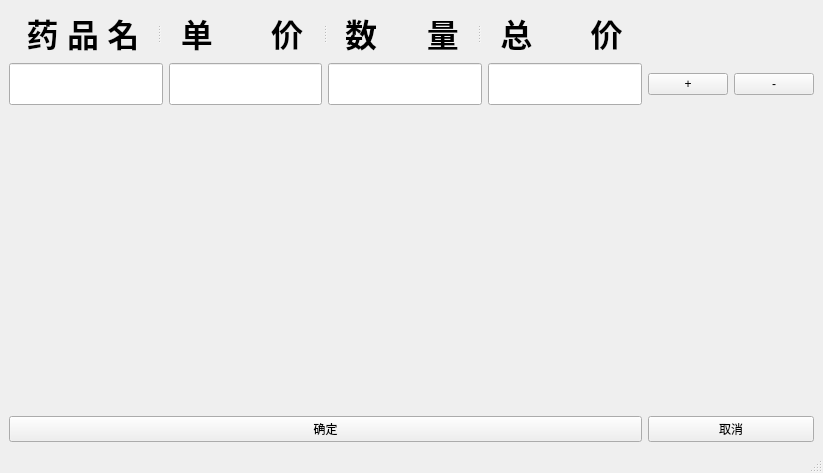
Old version of the form ui_code/buy_plan.ui in the repository chaotianjiao/DrugManageSystem.
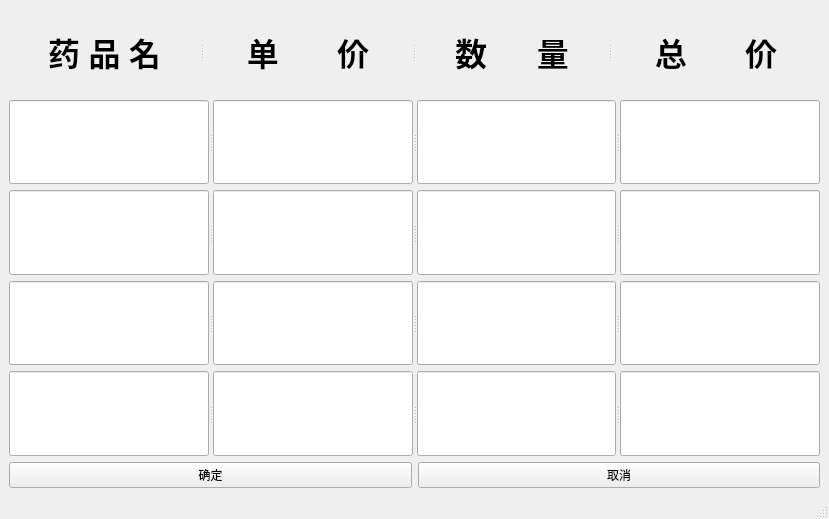
New version of the form.

```diff
--- a/ui_code/buy_plan.ui
+++ b/ui_code/buy_plan.ui
@@ -6,29 +6,16 @@
    <rect>
     <x>0</x>
     <y>0</y>
-    <width>823</width>
-    <height>473</height>
+    <width>829</width>
+    <height>519</height>
    </rect>
   </property>
   <property name="windowTitle">
    <string>MainWindow</string>
   </property>
   <widget class="QWidget" name="centralwidget">
-   <layout class="QGridLayout" name="gridLayout">
-    <item row="1" column="1">
-     <spacer name="horizontalSpacer_2">
-      <property name="orientation">
-       <enum>Qt::Horizontal</enum>
-      </property>
-      <property name="sizeHint" stdset="0">
-       <size>
-        <width>18</width>
-        <height>20</height>
-       </size>
-      </property>
-     </spacer>
-    </item>
-    <item row="0" column="0">
+   <layout class="QVBoxLayout" name="verticalLayout">
+    <item>
      <widget class="QSplitter" name="splitter">
       <property name="orientation">
        <enum>Qt::Horizontal</enum>
@@ -99,70 +86,12 @@
       </widget>
      </widget>
     </item>
-    <item row="3" column="0">
-     <spacer name="verticalSpacer">
-      <property name="orientation">
-       <enum>Qt::Vertical</enum>
-      </property>
-      <property name="sizeHint" stdset="0">
-       <size>
-        <width>20</width>
-        <height>287</height>
-       </size>
-      </property>
-     </spacer>
-    </item>
-    <item row="0" column="1">
-     <spacer name="horizontalSpacer">
+    <item>
+     <widget class="QSplitter" name="splitter_2">
       <property name="orientation">
        <enum>Qt::Horizontal</enum>
       </property>
-      <property name="sizeHint" stdset="0">
-       <size>
-        <width>13</width>
-        <height>20</height>
-       </size>
-      </property>
-     </spacer>
-    </item>
-    <item row="1" column="2" rowspan="2">
-     <layout class="QHBoxLayout" name="horizontalLayout">
-      <item>
-       <widget class="QPushButton" name="add_btn">
-        <property name="text">
-         <string>+</string>
-        </property>
-       </widget>
-      </item>
-      <item>
-       <widget class="QPushButton" name="delete_btn">
-        <property name="text">
-         <string>-</string>
-        </property>
-       </widget>
-      </item>
-     </layout>
-    </item>
-    <item row="1" column="0" rowspan="2">
-     <layout class="QHBoxLayout" name="horizontalLayout_2">
-      <item>
-       <widget class="QLineEdit" name="drug_name_input">
-        <property name="font">
-         <font>
-          <family>楷体</family>
-          <pointsize>18</pointsize>
-         </font>
-        </property>
-        <property name="text">
-         <string/>
-        </property>
-        <property name="alignment">
-         <set>Qt::AlignCenter</set>
-        </property>
-       </widget>
-      </item>
-      <item>
-       <widget class="QLineEdit" name="price_input">
+      <widget class="QLineEdit" name="price_input_1">
         <property name="font">
          <font>
           <family>楷体</family>
@@ -179,9 +108,21 @@
          <set>Qt::AlignCenter</set>
         </property>
        </widget>
-      </item>
-      <item>
-       <widget class="QLineEdit" name="number_input">
+      <widget class="QLineEdit" name="total_input_1">
+       <property name="font">
+        <font>
+         <family>楷体</family>
+         <pointsize>18</pointsize>
+        </font>
+       </property>
+       <property name="text">
+        <string/>
+       </property>
+       <property name="alignment">
+        <set>Qt::AlignCenter</set>
+       </property>
+      </widget>
+      <widget class="QLineEdit" name="number_input_1">
         <property name="font">
          <font>
           <family>楷体</family>
@@ -201,9 +142,7 @@
          <set>Qt::AlignCenter</set>
         </property>
        </widget>
-      </item>
-      <item>
-       <widget class="QLineEdit" name="total_input">
+      <widget class="QLineEdit" name="drug_name_input_1">
         <property name="font">
          <font>
           <family>楷体</family>
@@ -217,42 +156,234 @@
          <set>Qt::AlignCenter</set>
         </property>
        </widget>
-      </item>
-     </layout>
-    </item>
-    <item row="3" column="2">
-     <spacer name="verticalSpacer_2">
-      <property name="orientation">
-       <enum>Qt::Vertical</enum>
-      </property>
-      <property name="sizeHint" stdset="0">
-       <size>
-        <width>155</width>
-        <height>287</height>
-       </size>
-      </property>
-     </spacer>
-    </item>
-    <item row="0" column="2">
+     </widget>
+    </item>
+    <item>
      <widget class="QSplitter" name="splitter_3">
       <property name="orientation">
        <enum>Qt::Horizontal</enum>
       </property>
-      <widget class="QLabel" name="label">
+      <widget class="QLineEdit" name="drug_name_input_2">
+       <property name="font">
+        <font>
+         <family>楷体</family>
+         <pointsize>18</pointsize>
+        </font>
+       </property>
        <property name="text">
         <string/>
        </property>
+       <property name="alignment">
+        <set>Qt::AlignCenter</set>
+       </property>
       </widget>
-     </widget>
+      <widget class="QLineEdit" name="price_input_2">
+       <property name="font">
+        <font>
+         <family>楷体</family>
+         <pointsize>18</pointsize>
+        </font>
+       </property>
+       <property name="layoutDirection">
+        <enum>Qt::RightToLeft</enum>
+       </property>
+       <property name="text">
+        <string/>
+       </property>
+       <property name="alignment">
+        <set>Qt::AlignCenter</set>
+       </property>
+      </widget>
+      <widget class="QLineEdit" name="number_input_2">
+       <property name="font">
+        <font>
+         <family>楷体</family>
+         <pointsize>18</pointsize>
+        </font>
+       </property>
+       <property name="mouseTracking">
+        <bool>false</bool>
+       </property>
+       <property name="focusPolicy">
+        <enum>Qt::WheelFocus</enum>
+       </property>
+       <property name="text">
+        <string/>
+       </property>
+       <property name="alignment">
+        <set>Qt::AlignCenter</set>
+       </property>
+      </widget>
+      <widget class="QLineEdit" name="total_input_2">
+       <property name="font">
+        <font>
+         <family>楷体</family>
+         <pointsize>18</pointsize>
+        </font>
+       </property>
+       <property name="text">
+        <string/>
+       </property>
+       <property name="alignment">
+        <set>Qt::AlignCenter</set>
+       </property>
+      </widget>
+     </widget>
     </item>
-    <item row="4" column="0">
+    <item>
+     <widget class="QSplitter" name="splitter_4">
+      <property name="orientation">
+       <enum>Qt::Horizontal</enum>
+      </property>
+      <widget class="QLineEdit" name="drug_name_input_3">
+       <property name="font">
+        <font>
+         <family>楷体</family>
+         <pointsize>18</pointsize>
+        </font>
+       </property>
+       <property name="text">
+        <string/>
+       </property>
+       <property name="alignment">
+        <set>Qt::AlignCenter</set>
+       </property>
+      </widget>
+      <widget class="QLineEdit" name="price_input_3">
+       <property name="font">
+        <font>
+         <family>楷体</family>
+         <pointsize>18</pointsize>
+        </font>
+       </property>
+       <property name="layoutDirection">
+        <enum>Qt::RightToLeft</enum>
+       </property>
+       <property name="text">
+        <string/>
+       </property>
+       <property name="alignment">
+        <set>Qt::AlignCenter</set>
+       </property>
+      </widget>
+      <widget class="QLineEdit" name="number_input_3">
+       <property name="font">
+        <font>
+         <family>楷体</family>
+         <pointsize>18</pointsize>
+        </font>
+       </property>
+       <property name="mouseTracking">
+        <bool>false</bool>
+       </property>
+       <property name="focusPolicy">
+        <enum>Qt::WheelFocus</enum>
+       </property>
+       <property name="text">
+        <string/>
+       </property>
+       <property name="alignment">
+        <set>Qt::AlignCenter</set>
+       </property>
+      </widget>
+      <widget class="QLineEdit" name="total_input_3">
+       <property name="font">
+        <font>
+         <family>楷体</family>
+         <pointsize>18</pointsize>
+        </font>
+       </property>
+       <property name="text">
+        <string/>
+       </property>
+       <property name="alignment">
+        <set>Qt::AlignCenter</set>
+       </property>
+      </widget>
+     </widget>
+    </item>
+    <item>
+     <widget class="QSplitter" name="splitter_5">
+      <property name="orientation">
+       <enum>Qt::Horizontal</enum>
+      </property>
+      <widget class="QLineEdit" name="drug_name_input_4">
+       <property name="font">
+        <font>
+         <family>楷体</family>
+         <pointsize>18</pointsize>
+        </font>
+       </property>
+       <property name="text">
+        <string/>
+       </property>
+       <property name="alignment">
+        <set>Qt::AlignCenter</set>
+       </property>
+      </widget>
+      <widget class="QLineEdit" name="price_input_4">
+       <property name="font">
+        <font>
+         <family>楷体</family>
+         <pointsize>18</pointsize>
+        </font>
+       </property>
+       <property name="layoutDirection">
+        <enum>Qt::RightToLeft</enum>
+       </property>
+       <property name="text">
+        <string/>
+       </property>
+       <property name="alignment">
+        <set>Qt::AlignCenter</set>
+       </property>
+      </widget>
+      <widget class="QLineEdit" name="number_input_4">
+       <property name="font">
+        <font>
+         <family>楷体</family>
+         <pointsize>18</pointsize>
+        </font>
+       </property>
+       <property name="mouseTracking">
+        <bool>false</bool>
+       </property>
+       <property name="focusPolicy">
+        <enum>Qt::WheelFocus</enum>
+       </property>
+       <property name="text">
+        <string/>
+       </property>
+       <property name="alignment">
+        <set>Qt::AlignCenter</set>
+       </property>
+      </widget>
+      <widget class="QLineEdit" name="total_input_4">
+       <property name="font">
+        <font>
+         <family>楷体</family>
+         <pointsize>18</pointsize>
+        </font>
+       </property>
+       <property name="text">
+        <string/>
+       </property>
+       <property name="alignment">
+        <set>Qt::AlignCenter</set>
+       </property>
+      </widget>
+     </widget>
+    </item>
+    <item>
+     <layout class="QHBoxLayout" name="horizontalLayout">
+      <item>
      <widget class="QPushButton" name="check_btn">
       <property name="text">
        <string>确定</string>
       </property>
      </widget>
     </item>
-    <item row="4" column="2">
+      <item>
      <widget class="QPushButton" name="cancel_btn">
       <property name="text">
        <string>取消</string>
@@ -260,6 +391,8 @@
      </widget>
     </item>
    </layout>
+    </item>
+   </layout>
   </widget>
   <widget class="QMenuBar" name="menubar">
    <property name="geometry">
```
Left out of the diff: 2 changed lines with no effect on the pictures. Lines whose indentation alone changed are shown as unchanged.
